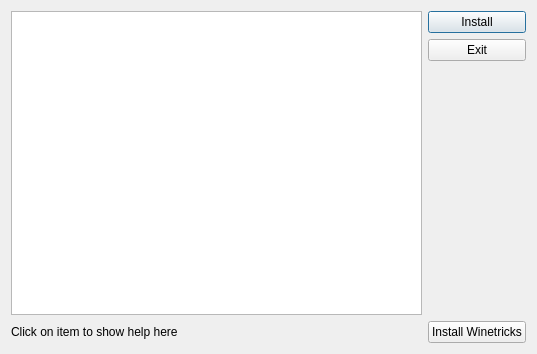
Above: src/plugins/winetricks.ui from brezerk/q4wine before the change. Below: the same form after it.
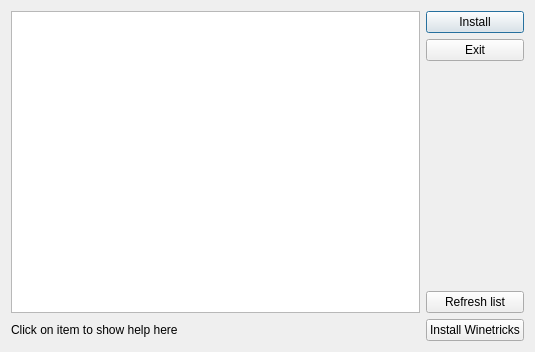
That is the form after the change.

Patch:
```diff
--- a/src/plugins/winetricks.ui
+++ b/src/plugins/winetricks.ui
@@ -6,15 +6,15 @@
    <rect>
     <x>0</x>
     <y>0</y>
-    <width>537</width>
-    <height>354</height>
+    <width>535</width>
+    <height>352</height>
    </rect>
   </property>
   <property name="windowTitle">
    <string>winetricks plugin</string>
   </property>
   <layout class="QGridLayout" name="gridLayout">
-   <item row="0" column="0" rowspan="3">
+   <item row="0" column="0" rowspan="5">
     <widget class="QListWidget" name="lstMain">
      <property name="toolTip">
       <string/>
@@ -31,14 +31,7 @@
      </property>
     </widget>
    </item>
-   <item row="1" column="1">
-    <widget class="QPushButton" name="cmdExit">
-     <property name="text">
-      <string>Exit</string>
-     </property>
-    </widget>
-   </item>
-   <item row="3" column="0">
+   <item row="5" column="0">
     <widget class="QLabel" name="label">
      <property name="text">
       <string>Click on item to show help here</string>
@@ -48,13 +41,27 @@
      </property>
     </widget>
    </item>
-   <item row="3" column="1">
+   <item row="5" column="1">
     <widget class="QPushButton" name="cmdInstWinetricks">
      <property name="text">
       <string>Install Winetricks</string>
      </property>
     </widget>
    </item>
+   <item row="1" column="1">
+    <widget class="QPushButton" name="cmdExit">
+     <property name="text">
+      <string>Exit</string>
+     </property>
+    </widget>
+   </item>
+   <item row="4" column="1">
+    <widget class="QPushButton" name="cmdRefresh">
+     <property name="text">
+      <string>Refresh list</string>
+     </property>
+    </widget>
+   </item>
   </layout>
  </widget>
  <resources/>
```
